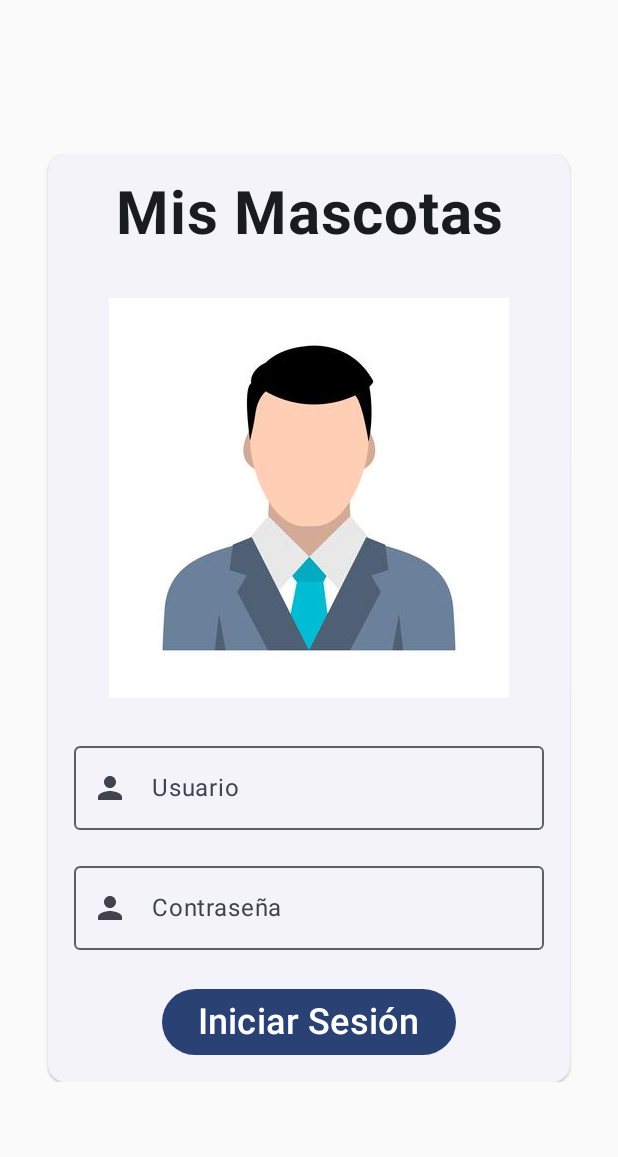
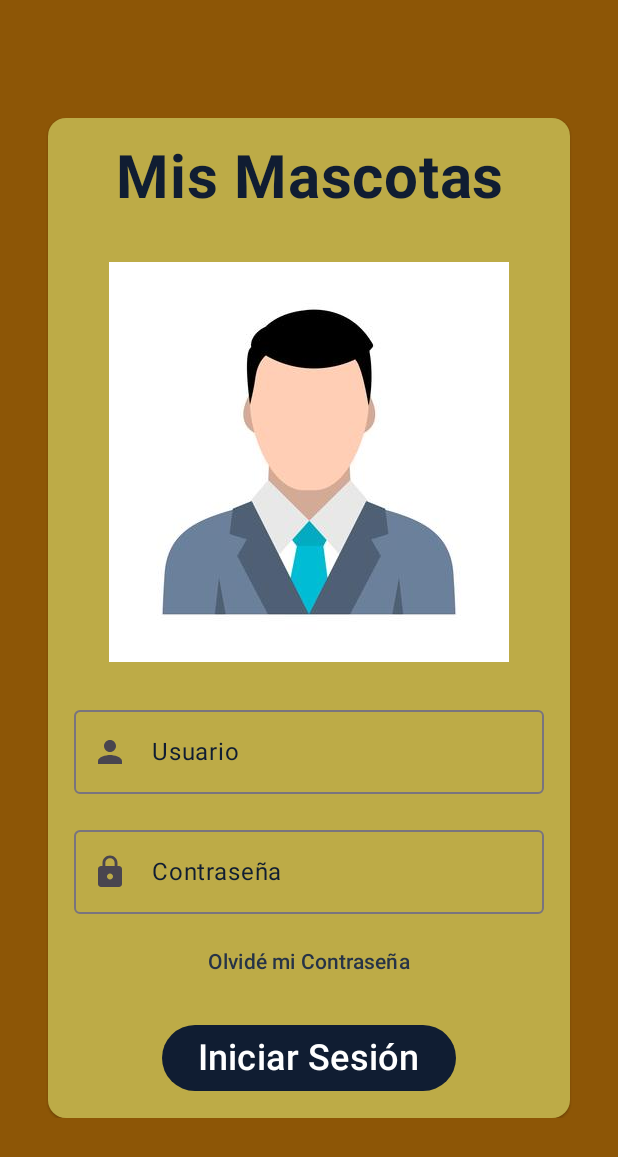
Before and after one commit to Joan-Abeldano/ProjectPets, an Android app built with Jetpack Compose: the screen it shows after launch (MainActivity), on a phone screen of 412 x 824 dp. Shown: the top 1157 px of the screen. Run offline under Robolectric (Android 15) with nearby library versions, the phone set to English and light mode, and no system bars.

Commit message:
login screen done ig

```diff
--- a/app/src/main/java/com/example/projectpets/MainActivity.kt
+++ b/app/src/main/java/com/example/projectpets/MainActivity.kt
@@ -6,7 +6,9 @@ import androidx.activity.compose.setContent
 import androidx.activity.enableEdgeToEdge
 import androidx.compose.foundation.layout.fillMaxSize
 import androidx.compose.foundation.layout.padding
+import androidx.compose.material3.MaterialTheme
 import androidx.compose.material3.Scaffold
+import androidx.compose.material3.Surface
 import androidx.compose.material3.Text
 import androidx.compose.runtime.Composable
 import androidx.compose.ui.Modifier
@@ -21,7 +23,12 @@ class MainActivity : ComponentActivity() {
         enableEdgeToEdge()
         setContent {
             ProjectPetsTheme {
-                LoginScreen()
+                Surface(
+                    modifier = Modifier.fillMaxSize(),
+                    color = MaterialTheme.colorScheme.background
+                ) {
+                    LoginScreen()
+                }
             }
         }
     }
--- a/app/src/main/java/com/example/projectpets/ui/screens/LoginScreen.kt
+++ b/app/src/main/java/com/example/projectpets/ui/screens/LoginScreen.kt
@@ -2,6 +2,7 @@ package com.example.projectpets.ui.screens
 
 import android.widget.Toast
 import androidx.compose.foundation.Image
+import androidx.compose.foundation.background
 import androidx.compose.foundation.layout.Arrangement
 import androidx.compose.foundation.layout.Column
 import androidx.compose.foundation.layout.fillMaxSize
@@ -23,11 +24,22 @@ import androidx.compose.foundation.layout.navigationBarsPadding
 import androidx.compose.foundation.layout.padding
 import androidx.compose.foundation.rememberScrollState
 import androidx.compose.foundation.verticalScroll
+import androidx.compose.material.icons.filled.Lock
 import androidx.compose.material3.Button
+import androidx.compose.material3.CardColors
+import androidx.compose.material3.CardDefaults
 import androidx.compose.material3.ElevatedCard
+import androidx.compose.material3.MaterialTheme
+import androidx.compose.material3.Surface
+import androidx.compose.material3.TextButton
 import androidx.compose.ui.Alignment
 import androidx.compose.ui.Modifier
+import androidx.compose.ui.draw.shadow
+import androidx.compose.ui.graphics.Color
+import androidx.compose.ui.graphics.RectangleShape
 import androidx.compose.ui.platform.LocalContext
+import androidx.compose.ui.text.LinkAnnotation
+import androidx.compose.ui.text.TextStyle
 import androidx.compose.ui.text.font.FontWeight
 import androidx.compose.ui.text.style.TextAlign
 import androidx.compose.ui.unit.dp
@@ -53,13 +65,18 @@ fun LoginScreen() {
             modifier = Modifier
                 .fillMaxWidth()
                 .padding(16.dp)
-                .verticalScroll(rememberScrollState())
+                .verticalScroll(rememberScrollState()),
+            colors = CardDefaults.elevatedCardColors(
+                containerColor = MaterialTheme.colorScheme.surface,
+                contentColor = MaterialTheme.colorScheme.primary
+            )
         ) {
             Text(
                 text = "Mis Mascotas",
                 fontSize = 40.sp,
                 fontWeight = FontWeight.Bold,
                 textAlign = TextAlign.Center,
+                color = MaterialTheme.colorScheme.primary,
                 modifier = Modifier
                     .padding(16.dp)
                     .fillMaxWidth()
@@ -74,7 +91,7 @@ fun LoginScreen() {
             OutlinedTextField(
                 value = user,
                 onValueChange = { user = it },
-                label = { Text("Usuario") },
+                label = { Text("Usuario", color = MaterialTheme.colorScheme.primary) },
                 leadingIcon = { Icon(Icons.Default.Person, "Usuario") },
                 modifier = Modifier
                     .padding(vertical = 8.dp)
@@ -84,20 +101,30 @@ fun LoginScreen() {
             OutlinedTextField(
                 value = password,
                 onValueChange = { password = it },
-                label = { Text("Contraseña") },
-                leadingIcon = { Icon(Icons.Default.Person, "Contraseña") },
+                label = { Text("Contraseña", color = MaterialTheme.colorScheme.primary) },
+                leadingIcon = { Icon(Icons.Default.Lock, "Contraseña") },
                 modifier = Modifier
                     .padding(vertical = 8.dp)
                     .fillMaxWidth(fraction = 0.9f)
                     .align(Alignment.CenterHorizontally)
             )
-            //Aqui va el "Olvide mi contraseña"
+            TextButton(
+                onClick = {
+                    //Funcionamiento del boton
+                },
+                modifier = Modifier
+                    .align(Alignment.CenterHorizontally)
+            ) {
+                Text("Olvidé mi Contraseña",
+                    color = MaterialTheme.colorScheme.secondary
+                )
+            }
             Button(
                 onClick = {
                     if (user.isEmpty()) {
                         Toast.makeText(mContext, "Ingresa un usuario", Toast.LENGTH_SHORT).show()
                     }
-                    if (password.isEmpty()) {
+                    else if (password.isEmpty()) {
                         Toast.makeText(mContext, "Ingresa una contraseña", Toast.LENGTH_SHORT)
                             .show()
                     }
--- a/app/src/main/java/com/example/projectpets/ui/theme/Color.kt
+++ b/app/src/main/java/com/example/projectpets/ui/theme/Color.kt
@@ -2,10 +2,9 @@ package com.example.projectpets.ui.theme
 
 import androidx.compose.ui.graphics.Color
 
-val Purple80 = Color(0xFFD0BCFF)
-val PurpleGrey80 = Color(0xFFCCC2DC)
-val Pink80 = Color(0xFFEFB8C8)
-
-val Purple40 = Color(0xFF6650a4)
-val PurpleGrey40 = Color(0xFF625b71)
-val Pink40 = Color(0xFF7D5260)
+//Custom colors
+val col1 = Color(color = 0xFF8D5606)
+val col2 = Color(color = 0xFFBDAB47)
+val col3 = Color(color = 0xFF536766)
+val col4 = Color(color = 0xFF263347)
+val col5 = Color(color = 0xFF101D32)
--- a/app/src/main/java/com/example/projectpets/ui/theme/Theme.kt
+++ b/app/src/main/java/com/example/projectpets/ui/theme/Theme.kt
@@ -12,15 +12,18 @@ import androidx.compose.runtime.Composable
 import androidx.compose.ui.platform.LocalContext
 
 private val DarkColorScheme = darkColorScheme(
-    primary = Purple80,
-    secondary = PurpleGrey80,
-    tertiary = Pink80
+    primary = col4,
+    secondary = col3,
+    tertiary = col2,
+    background = col1
 )
 
 private val LightColorScheme = lightColorScheme(
-    primary = Purple40,
-    secondary = PurpleGrey40,
-    tertiary = Pink40
+    primary = col5,
+    secondary = col4,
+    tertiary = col3,
+    surface = col2,
+    background = col1
 
     /* Other default colors to override
     background = Color(0xFFFFFBFE),
@@ -40,18 +43,10 @@ fun ProjectPetsTheme(
     dynamicColor: Boolean = true,
     content: @Composable () -> Unit
 ) {
-    val colorScheme = when {
-        dynamicColor && Build.VERSION.SDK_INT >= Build.VERSION_CODES.S -> {
-            val context = LocalContext.current
-            if (darkTheme) dynamicDarkColorScheme(context) else dynamicLightColorScheme(context)
-        }
-
-        darkTheme -> DarkColorScheme
-        else -> LightColorScheme
-    }
+    val colors = if (darkTheme) DarkColorScheme else LightColorScheme
 
     MaterialTheme(
-        colorScheme = colorScheme,
+        colorScheme = colors,
         typography = Typography,
         content = content
     )
```
